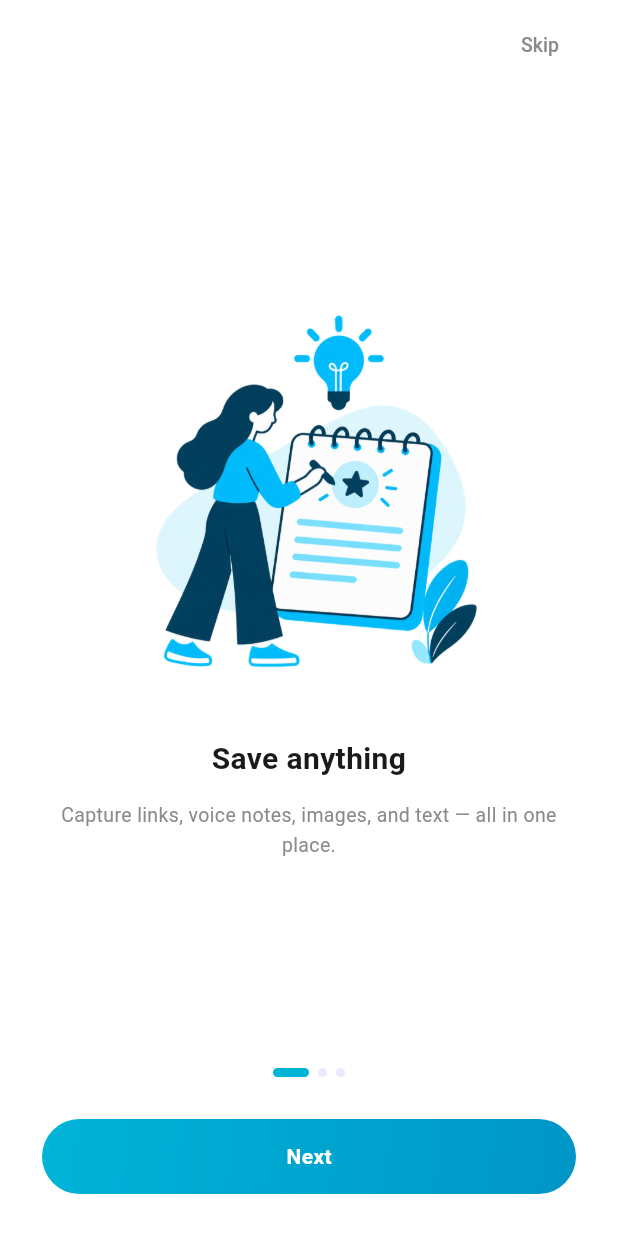
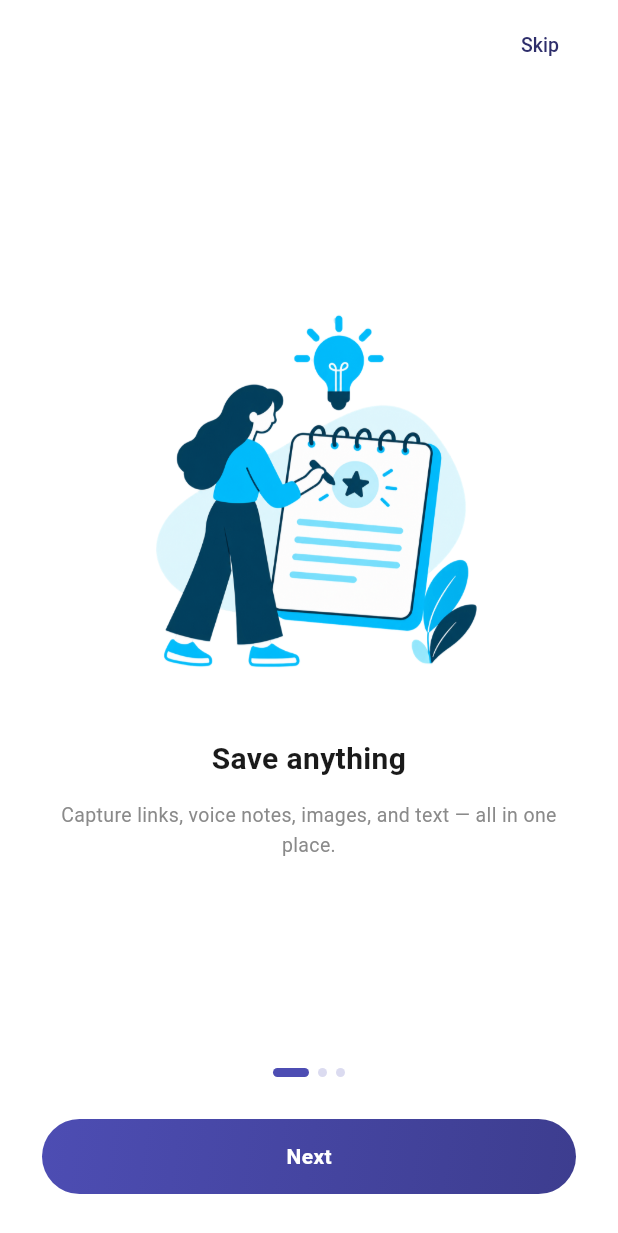
Before and after one commit to Zaiinab06/docs_saver, a Flutter app: the screen it shows after launch, on a phone screen of 412 x 824 dp. Shown: the top 1233 px of the screen. Run offline on Flutter 3.47's test engine with Material 3 defaults, Android fonts, the light colour scheme and no system bars; our stand-ins replace audioplayers, dio, equatable, file_picker, flutter_bloc, image_picker and 3 more; missing offline and left inert: cunning_document_scanner, google_mlkit_text_recognition, record; accounts and stored records are empty; generated files the repository leaves out were written again.

```diff
--- a/lib/features/onboarding/presentation/screens/onboarding_screen.dart
+++ b/lib/features/onboarding/presentation/screens/onboarding_screen.dart
@@ -1,4 +1,5 @@
 import 'package:flutter/material.dart';
+import '../../../../core/theme/app_colors.dart';
 import 'personalize_screen.dart';
 
 class _SlideData {
@@ -25,15 +26,11 @@
   int _currentPage = 0;
 
   // Design Tokens
-  static const Color primaryColor = Color(0xFF00B4D8);
-  static const LinearGradient primaryGradient = LinearGradient(
-    colors: [primaryColor, Color(0xFF0096C7)],
-    begin: Alignment.topLeft,
-    end: Alignment.bottomRight,
-  );
-  static const Color backgroundColor = Color(0xFFFFFFFF);
-  static const Color textSecondaryColor = Color(0xFF8A8A8A);
-  static const Color pillInactiveColor = Color(0xFFEAEAFA);
+  static const Color primaryColor = AppColors.primary;
+  static const LinearGradient primaryGradient = AppColors.primaryGradient;
+  static const Color backgroundColor = AppColors.cardBackground;
+  static const Color textSecondaryColor = AppColors.textSecondary;
+  static const Color pillInactiveColor = AppColors.border;
   static const Color pillActiveColor = primaryColor;
 
   static const List<_SlideData> _slides = [
@@ -329,13 +326,13 @@
                   height: effectiveHeight * 0.7,
                   width: effectiveHeight * 0.7,
                   decoration: BoxDecoration(
-                    color: const Color(0xFFEAEAFA),
+                    color: AppColors.softLavenderBackground,
                     borderRadius: BorderRadius.circular(24),
                   ),
                   child: const Icon(
                     Icons.image_outlined,
                     size: 64,
-                    color: Color(0xFF00B4D8),
+                    color: AppColors.primary,
                   ),
                 );
               },
--- a/lib/main.dart
+++ b/lib/main.dart
@@ -132,10 +132,79 @@
         theme: ThemeData(
           useMaterial3: true,
           scaffoldBackgroundColor: AppColors.background,
-          colorScheme: ColorScheme.fromSeed(
-            seedColor: AppColors.primary,
+          colorScheme: const ColorScheme(
+            brightness: Brightness.light,
             primary: AppColors.primary,
+            onPrimary: AppColors.textWhite,
+            secondary: AppColors.periwinkle600,
+            onSecondary: AppColors.textWhite,
+            tertiary: AppColors.periwinkle300,
+            onTertiary: AppColors.textWhite,
+            error: AppColors.statusFailed,
+            onError: AppColors.textWhite,
             surface: AppColors.cardBackground,
+            onSurface: AppColors.textPrimary,
+          ),
+          appBarTheme: const AppBarTheme(
+            backgroundColor: AppColors.cardBackground,
+            foregroundColor: AppColors.textDarkest,
+            elevation: 0,
+            scrolledUnderElevation: 0.5,
+            centerTitle: false,
+            iconTheme: IconThemeData(color: AppColors.textDarkest),
+            titleTextStyle: TextStyle(
+              color: AppColors.textDarkest,
+              fontSize: 18,
+              fontWeight: FontWeight.w700,
+              letterSpacing: -0.3,
+            ),
+          ),
+          elevatedButtonTheme: ElevatedButtonThemeData(
+            style: ElevatedButton.styleFrom(
+              backgroundColor: AppColors.primary,
+              foregroundColor: AppColors.textWhite,
+              elevation: 0,
+              shape: RoundedRectangleBorder(
+                borderRadius: BorderRadius.circular(100),
+              ),
+            ),
+          ),
+          floatingActionButtonTheme: const FloatingActionButtonThemeData(
+            backgroundColor: AppColors.primary,
+            foregroundColor: AppColors.textWhite,
+          ),
+          bottomNavigationBarTheme: const BottomNavigationBarThemeData(
+            backgroundColor: AppColors.cardBackground,
+            selectedItemColor: AppColors.primary,
+            unselectedItemColor: AppColors.textSecondary,
+          ),
+          cardTheme: CardThemeData(
+            color: AppColors.cardBackground,
+            elevation: 0,
+            shape: RoundedRectangleBorder(
+              borderRadius: BorderRadius.circular(16),
+              side: const BorderSide(color: AppColors.border, width: 1.0),
+            ),
+          ),
+          inputDecorationTheme: InputDecorationTheme(
+            filled: true,
+            fillColor: AppColors.cardBackground,
+            hintStyle: const TextStyle(
+              color: AppColors.textSecondary,
+              fontSize: 13.5,
+            ),
+            border: OutlineInputBorder(
+              borderRadius: BorderRadius.circular(12),
+              borderSide: const BorderSide(color: AppColors.border, width: 1.0),
+            ),
+            enabledBorder: OutlineInputBorder(
+              borderRadius: BorderRadius.circular(12),
+              borderSide: const BorderSide(color: AppColors.border, width: 1.0),
+            ),
+            focusedBorder: OutlineInputBorder(
+              borderRadius: BorderRadius.circular(12),
+              borderSide: const BorderSide(color: AppColors.focusedBorder, width: 1.5),
+            ),
           ),
         ),
         home: AuthSessionGate(hasSeenOnboarding: hasSeenOnboarding),
```
Also changed, not shown: lib/features/capture/presentation/screens/capture_screen.dart (+6 -12 lines), lib/features/capture/presentation/screens/memory_review_screen.dart (+6 -12 lines), lib/features/capture/presentation/screens/note_compose_screen.dart (+6 -12 lines), lib/features/onboarding/presentation/screens/personalize_screen.dart (+9 -12 lines), 4 other files.
